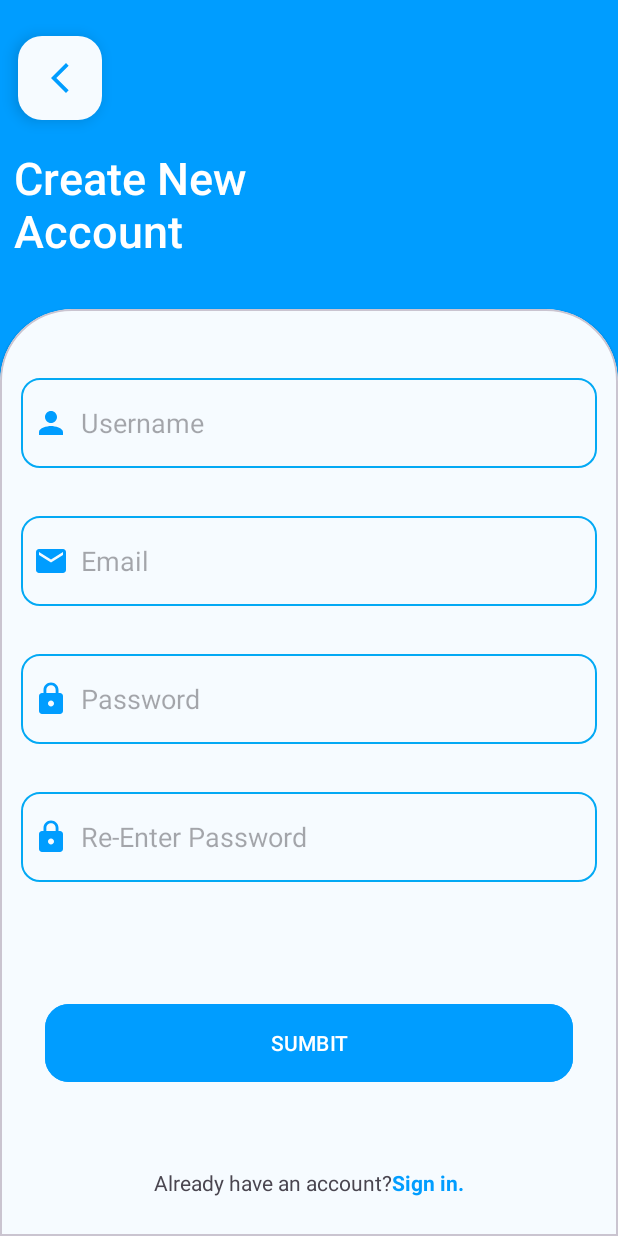
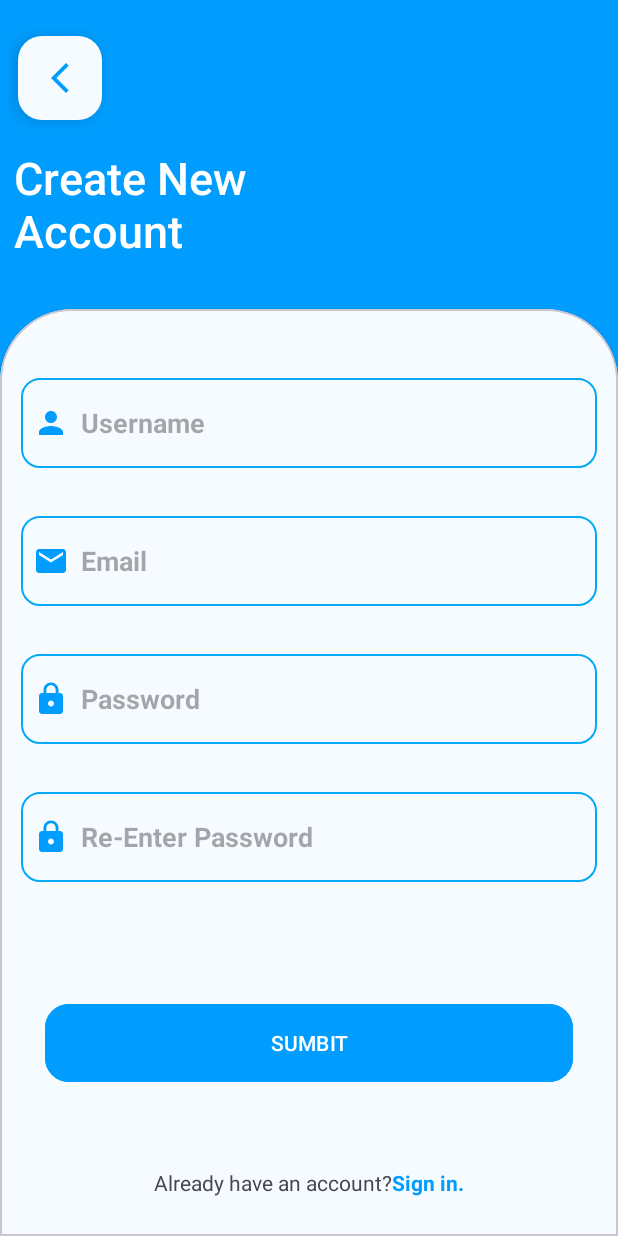
Before and after one commit to githubtvp/HomeTutorProtoType, an Android app: the signup screen opened directly, with no data from a screen before it, on a phone screen of 412 x 824 dp. Run offline under Robolectric (Android 15) with nearby library versions, the phone set to English and light mode, and no system bars.

Commit message:
Saving latest Updates with script

```diff
--- a/home tutor/app/src/main/res/layout/activity_login_page.xml
+++ b/home tutor/app/src/main/res/layout/activity_login_page.xml
@@ -71,6 +71,8 @@
                 android:hint="Email or Username"
                 android:inputType="text"
                 android:padding="8dp"
+                android:textColor="@color/black"
+                android:textStyle="bold"
                 app:layout_constraintEnd_toEndOf="parent"
                 app:layout_constraintStart_toStartOf="parent"
                 app:layout_constraintTop_toTopOf="parent" />
@@ -88,6 +90,8 @@
                 android:hint="Password"
                 android:inputType="textPassword"
                 android:padding="8dp"
+                android:textColor="@color/black"
+                android:textStyle="bold"
                 app:layout_constraintEnd_toEndOf="parent"
                 app:layout_constraintStart_toStartOf="parent"
                 app:layout_constraintTop_toBottomOf="@+id/email" />
--- a/home tutor/app/src/main/res/layout/activity_sign.xml
+++ b/home tutor/app/src/main/res/layout/activity_sign.xml
@@ -70,6 +70,8 @@
                 android:hint="Re-Enter Password"
                 android:inputType="textPassword"
                 android:padding="8dp"
+                android:textColor="@color/black"
+                android:textStyle="bold"
                 app:layout_constraintEnd_toEndOf="parent"
                 app:layout_constraintHorizontal_bias="0.0"
                 app:layout_constraintStart_toStartOf="parent"
@@ -88,6 +90,8 @@
                 android:hint="Username"
                 android:inputType="text"
                 android:padding="8dp"
+                android:textColor="@color/black"
+                android:textStyle="bold"
                 app:layout_constraintEnd_toEndOf="parent"
                 app:layout_constraintStart_toStartOf="parent"
                 app:layout_constraintTop_toTopOf="parent" />
@@ -106,6 +110,8 @@
                 android:hint="Email"
                 android:inputType="text"
                 android:padding="8dp"
+                android:textColor="@color/black"
+                android:textStyle="bold"
                 app:layout_constraintEnd_toEndOf="parent"
                 app:layout_constraintHorizontal_bias="0.0"
                 app:layout_constraintStart_toStartOf="parent"
@@ -124,6 +130,8 @@
                 android:hint="Password"
                 android:inputType="textPassword"
                 android:padding="8dp"
+                android:textColor="@color/black"
+                android:textStyle="bold"
                 app:layout_constraintEnd_toEndOf="parent"
                 app:layout_constraintHorizontal_bias="0.0"
                 app:layout_constraintStart_toStartOf="parent"
```
